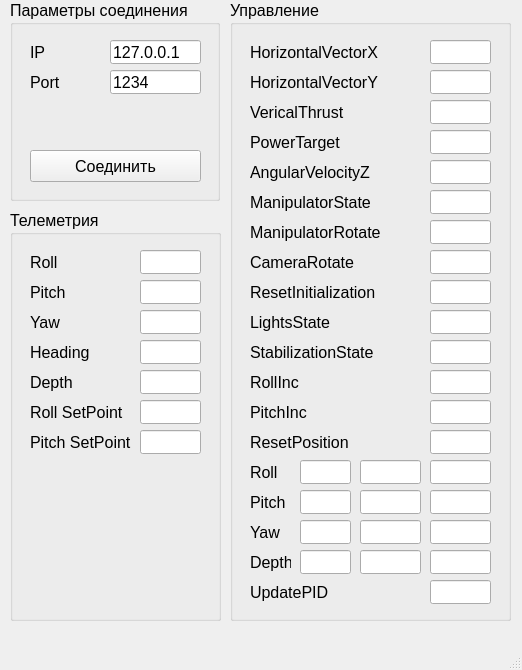
Above: SevROVAUVEmulator/mainwindow.ui from VASoftLab/SevROV before the change. Below: the same form after it.
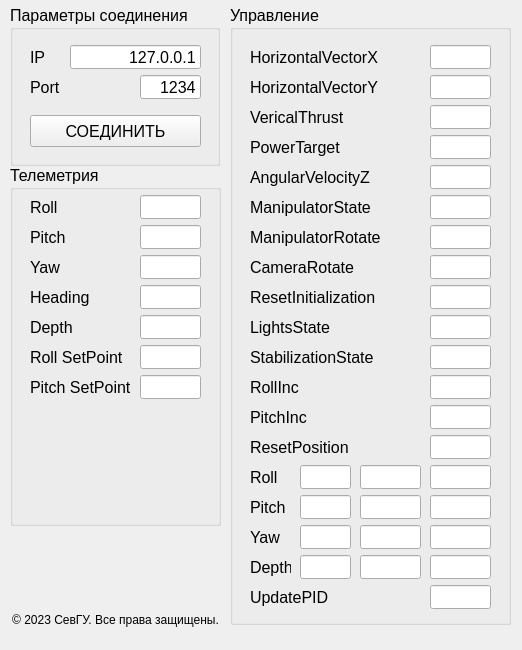
That is the form after the change. Icons and pictures are not drawn.

Diff of the .ui file:
```diff
--- a/SevROVAUVEmulator/mainwindow.ui
+++ b/SevROVAUVEmulator/mainwindow.ui
@@ -7,7 +7,7 @@
     <x>0</x>
     <y>0</y>
     <width>522</width>
-    <height>670</height>
+    <height>650</height>
    </rect>
   </property>
   <property name="windowTitle">
@@ -18,9 +18,9 @@
     <property name="geometry">
      <rect>
       <x>10</x>
-      <y>0</y>
+      <y>5</y>
       <width>210</width>
-      <height>201</height>
+      <height>161</height>
      </rect>
     </property>
     <property name="font">
@@ -34,28 +34,37 @@
     <widget class="QLineEdit" name="edIP">
      <property name="geometry">
       <rect>
-       <x>100</x>
+       <x>60</x>
        <y>40</y>
-       <width>91</width>
+       <width>131</width>
        <height>24</height>
       </rect>
      </property>
      <property name="text">
       <string>127.0.0.1</string>
      </property>
+     <property name="alignment">
+      <set>Qt::AlignRight|Qt::AlignTrailing|Qt::AlignVCenter</set>
+     </property>
     </widget>
     <widget class="QLineEdit" name="edPort">
      <property name="geometry">
       <rect>
-       <x>100</x>
+       <x>130</x>
        <y>70</y>
-       <width>91</width>
+       <width>61</width>
        <height>24</height>
       </rect>
      </property>
+     <property name="layoutDirection">
+      <enum>Qt::LeftToRight</enum>
+     </property>
      <property name="text">
       <string>1234</string>
      </property>
+     <property name="alignment">
+      <set>Qt::AlignRight|Qt::AlignTrailing|Qt::AlignVCenter</set>
+     </property>
     </widget>
     <widget class="QLabel" name="labelIP">
      <property name="geometry">
@@ -87,13 +96,13 @@
      <property name="geometry">
       <rect>
        <x>20</x>
-       <y>150</y>
+       <y>110</y>
        <width>171</width>
        <height>32</height>
       </rect>
      </property>
      <property name="text">
-      <string>Соединить</string>
+      <string>СОЕДИНИТЬ</string>
      </property>
     </widget>
    </widget>
@@ -101,9 +110,9 @@
     <property name="geometry">
      <rect>
       <x>230</x>
-      <y>0</y>
+      <y>5</y>
       <width>281</width>
-      <height>621</height>
+      <height>620</height>
      </rect>
     </property>
     <property name="font">
@@ -947,9 +956,9 @@
     <property name="geometry">
      <rect>
       <x>10</x>
-      <y>210</y>
+      <y>165</y>
       <width>211</width>
-      <height>411</height>
+      <height>361</height>
      </rect>
     </property>
     <property name="font">
@@ -964,7 +973,7 @@
      <property name="geometry">
       <rect>
        <x>130</x>
-       <y>40</y>
+       <y>30</y>
        <width>61</width>
        <height>24</height>
       </rect>
@@ -982,7 +991,7 @@
      <property name="geometry">
       <rect>
        <x>20</x>
-       <y>40</y>
+       <y>30</y>
        <width>91</width>
        <height>24</height>
       </rect>
@@ -1000,7 +1009,7 @@
      <property name="geometry">
       <rect>
        <x>130</x>
-       <y>70</y>
+       <y>60</y>
        <width>61</width>
        <height>24</height>
       </rect>
@@ -1018,7 +1027,7 @@
      <property name="geometry">
       <rect>
        <x>20</x>
-       <y>70</y>
+       <y>60</y>
        <width>91</width>
        <height>24</height>
       </rect>
@@ -1036,7 +1045,7 @@
      <property name="geometry">
       <rect>
        <x>20</x>
-       <y>100</y>
+       <y>90</y>
        <width>91</width>
        <height>24</height>
       </rect>
@@ -1054,7 +1063,7 @@
      <property name="geometry">
       <rect>
        <x>130</x>
-       <y>100</y>
+       <y>90</y>
        <width>61</width>
        <height>24</height>
       </rect>
@@ -1072,7 +1081,7 @@
      <property name="geometry">
       <rect>
        <x>20</x>
-       <y>130</y>
+       <y>120</y>
        <width>91</width>
        <height>24</height>
       </rect>
@@ -1090,7 +1099,7 @@
      <property name="geometry">
       <rect>
        <x>130</x>
-       <y>130</y>
+       <y>120</y>
        <width>61</width>
        <height>24</height>
       </rect>
@@ -1108,7 +1117,7 @@
      <property name="geometry">
       <rect>
        <x>20</x>
-       <y>160</y>
+       <y>150</y>
        <width>91</width>
        <height>24</height>
       </rect>
@@ -1126,7 +1135,7 @@
      <property name="geometry">
       <rect>
        <x>130</x>
-       <y>160</y>
+       <y>150</y>
        <width>61</width>
        <height>24</height>
       </rect>
@@ -1144,7 +1153,7 @@
      <property name="geometry">
       <rect>
        <x>130</x>
-       <y>190</y>
+       <y>180</y>
        <width>61</width>
        <height>24</height>
       </rect>
@@ -1162,7 +1171,7 @@
      <property name="geometry">
       <rect>
        <x>20</x>
-       <y>190</y>
+       <y>180</y>
        <width>101</width>
        <height>24</height>
       </rect>
@@ -1180,7 +1189,7 @@
      <property name="geometry">
       <rect>
        <x>130</x>
-       <y>220</y>
+       <y>210</y>
        <width>61</width>
        <height>24</height>
       </rect>
@@ -1198,7 +1207,7 @@
      <property name="geometry">
       <rect>
        <x>20</x>
-       <y>220</y>
+       <y>210</y>
        <width>101</width>
        <height>24</height>
       </rect>
@@ -1216,7 +1225,7 @@
      <property name="geometry">
       <rect>
        <x>10</x>
-       <y>270</y>
+       <y>235</y>
        <width>190</width>
        <height>118</height>
       </rect>
@@ -1232,18 +1241,42 @@
      </property>
     </widget>
    </widget>
+   <widget class="QLabel" name="lbCopyright">
+    <property name="geometry">
+     <rect>
+      <x>10</x>
+      <y>610</y>
+      <width>211</width>
+      <height>20</height>
+     </rect>
+    </property>
+    <property name="text">
+     <string>© 2023 СевГУ. Все права защищены.</string>
+    </property>
+    <property name="alignment">
+     <set>Qt::AlignCenter</set>
+    </property>
+   </widget>
+   <widget class="QLabel" name="lbSevSULogo">
+    <property name="geometry">
+     <rect>
+      <x>20</x>
+      <y>540</y>
+      <width>200</width>
+      <height>61</height>
+     </rect>
+    </property>
+    <property name="text">
+     <string/>
+    </property>
+    <property name="pixmap">
+     <pixmap resource="resource.qrc">:/logo/img/sevsu.png</pixmap>
+    </property>
+    <property name="scaledContents">
+     <bool>true</bool>
+    </property>
+   </widget>
   </widget>
-  <widget class="QMenuBar" name="menubar">
-   <property name="geometry">
-    <rect>
-     <x>0</x>
-     <y>0</y>
-     <width>522</width>
-     <height>21</height>
-    </rect>
-   </property>
-  </widget>
-  <widget class="QStatusBar" name="statusbar"/>
  </widget>
  <resources>
   <include location="resource.qrc"/>
```
